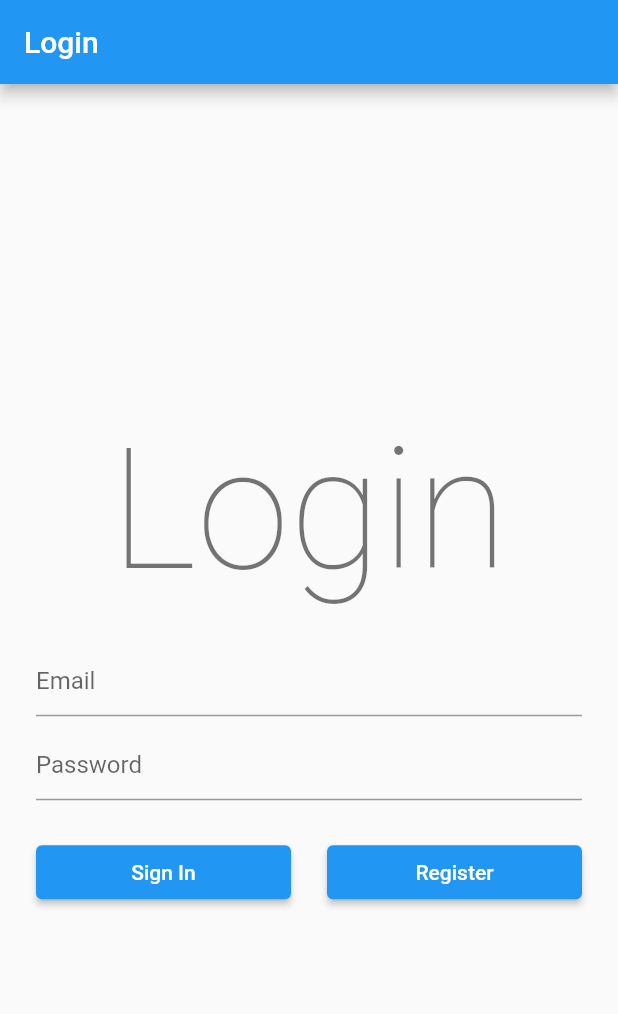
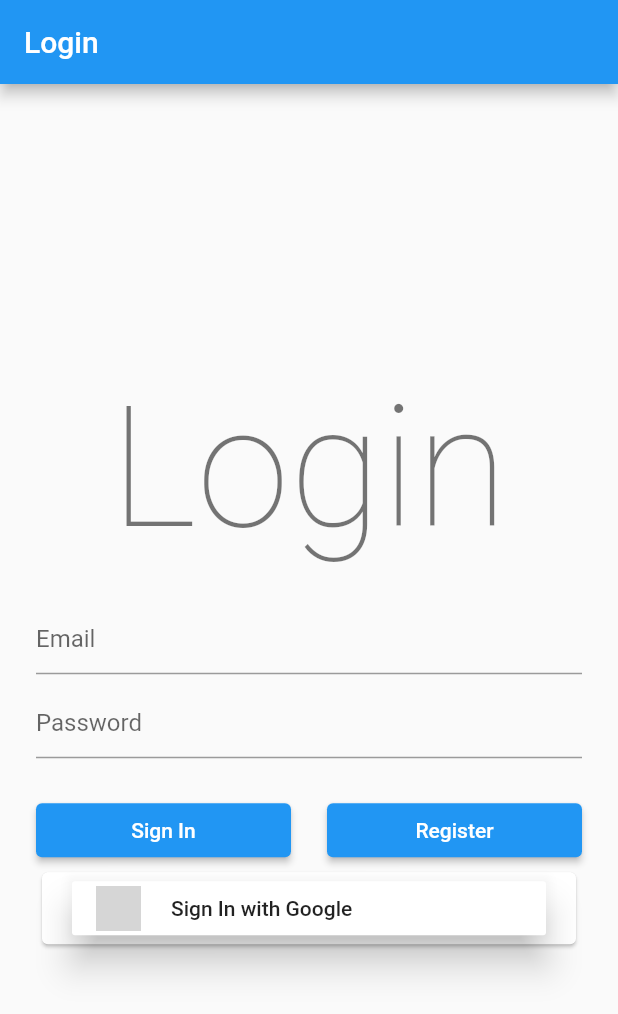
Before and after one commit to Perpoul/HatTrick-Frontend, a Flutter app: the screen it shows after launch, on a phone screen of 412 x 824 dp. Shown: the top 1014 px of the screen. Run offline on Flutter 3.47's test engine with Material 2 defaults, Android fonts, the phone set to English and light mode, and no system bars; our stand-ins replace firebase_auth, firebase_core, geolocator, google_maps_flutter, google_sign_in; accounts and stored records are empty; grey boxes are pictures that could not be loaded.

Commit message:
starting to add google authenticaton

```diff
--- a/lib/pages/login.dart
+++ b/lib/pages/login.dart
@@ -7,6 +7,9 @@ import 'package:hat_trick/pages/registration.dart';
 import '../firebase/validator.dart';
 import '../firebase/fire_auth.dart';
 import 'homePage.dart';
+
+import 'package:firebase_auth/firebase_auth.dart';
+import 'package:google_sign_in/google_sign_in.dart';
 
 class LoginPage extends StatefulWidget {
   @override
@@ -19,6 +22,8 @@ class _LoginPageState extends State<LoginPage> {
   final emailFocus = FocusNode();
   final passwordTextController = TextEditingController();
   final emailTextController = TextEditingController();
+
+  final GoogleSignIn _googleSignIn = GoogleSignIn();
 
   bool _isProcessing = false;
 
@@ -103,6 +108,7 @@ class _LoginPageState extends State<LoginPage> {
                                         ),
                                       ),
                                     ),
+
                                     SizedBox(height: 24.0),
                                     _isProcessing
                                         ? CircularProgressIndicator()
@@ -171,7 +177,45 @@ class _LoginPageState extends State<LoginPage> {
                                                               color:
                                                                   Colors.white),
                                                         )))
-                                              ])
+                                              ]),
+                                    //google sign in:
+                                    Card(
+                                        child: Column(
+                                            mainAxisAlignment:
+                                                MainAxisAlignment.spaceEvenly,
+                                            children: [
+                                          Padding(
+                                              padding: const EdgeInsets.only(
+                                                  left: 20, right: 20),
+                                              child: MaterialButton(
+                                                color: Colors.white,
+                                                elevation: 10,
+                                                child: Row(
+                                                  mainAxisAlignment:
+                                                      MainAxisAlignment.start,
+                                                  children: [
+                                                    Container(
+                                                      height: 30.0,
+                                                      width: 30.0,
+                                                      decoration: BoxDecoration(
+                                                        image: DecorationImage(
+                                                            image: AssetImage(
+                                                                'assets/images/googleimage.png'),
+                                                            fit: BoxFit.cover),
+                                                        shape: BoxShape.circle,
+                                                      ),
+                                                    ),
+                                                    SizedBox(
+                                                      width: 20,
+                                                    ),
+                                                    Text("Sign In with Google")
+                                                  ],
+                                                ),
+                                                onPressed: () {
+                                                  googleSignUp(context);
+                                                },
+                                              ))
+                                        ]))
                                   ]))
                             ]));
                   }
--- a/pubspec.yaml
+++ b/pubspec.yaml
@@ -44,9 +44,10 @@ dependencies:
   firebase_core: ^1.0.4
   firebase_auth: ^1.1.1
 
+  google_sign_in: ^5.0.1
+
 dependency_overrides:
   firebase_core_platform_interface: 4.5.1
-
 
 dev_dependencies:
   flutter_test:
@@ -74,7 +75,8 @@ flutter:
   # assets:
   #   - images/a_dot_burr.jpeg
   #   - images/a_dot_ham.jpeg
-
+  assets:
+  - assets/images/google.png
   # An image asset can refer to one or more resolution-specific "variants", see
   # https://flutter.dev/assets-and-images/#resolution-aware
 
```
Also changed, not shown: lib/firebase/fire_auth.dart (+27 -0 lines), assets/images/google.png (added), pubspec.lock, 2 other files.
